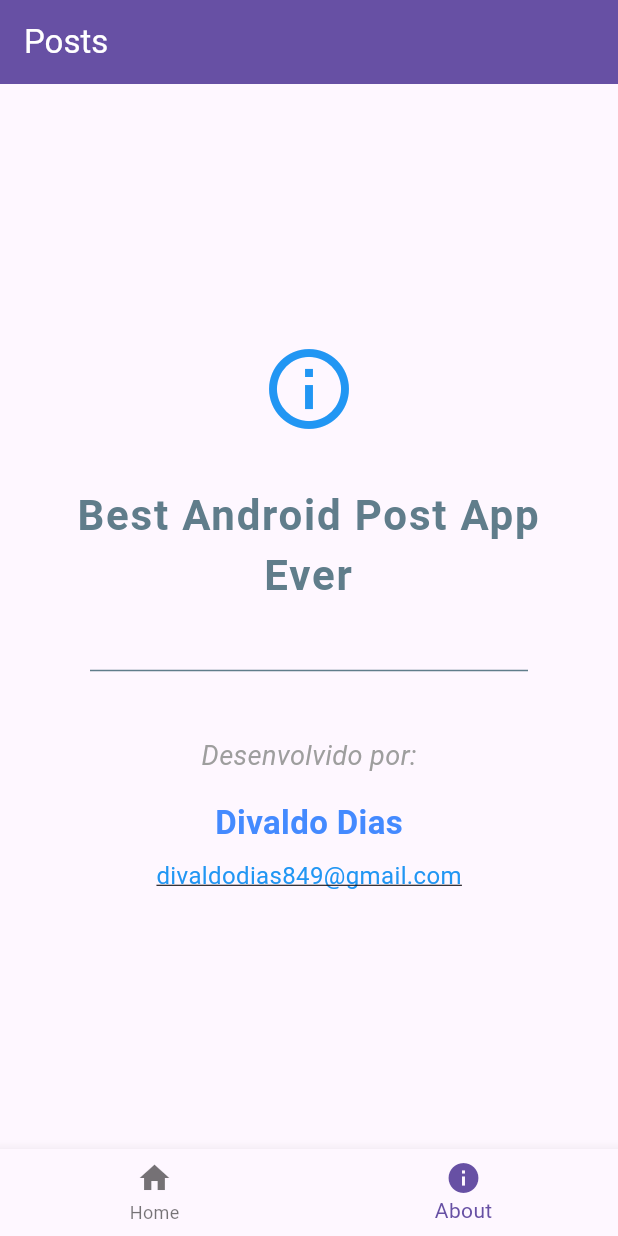
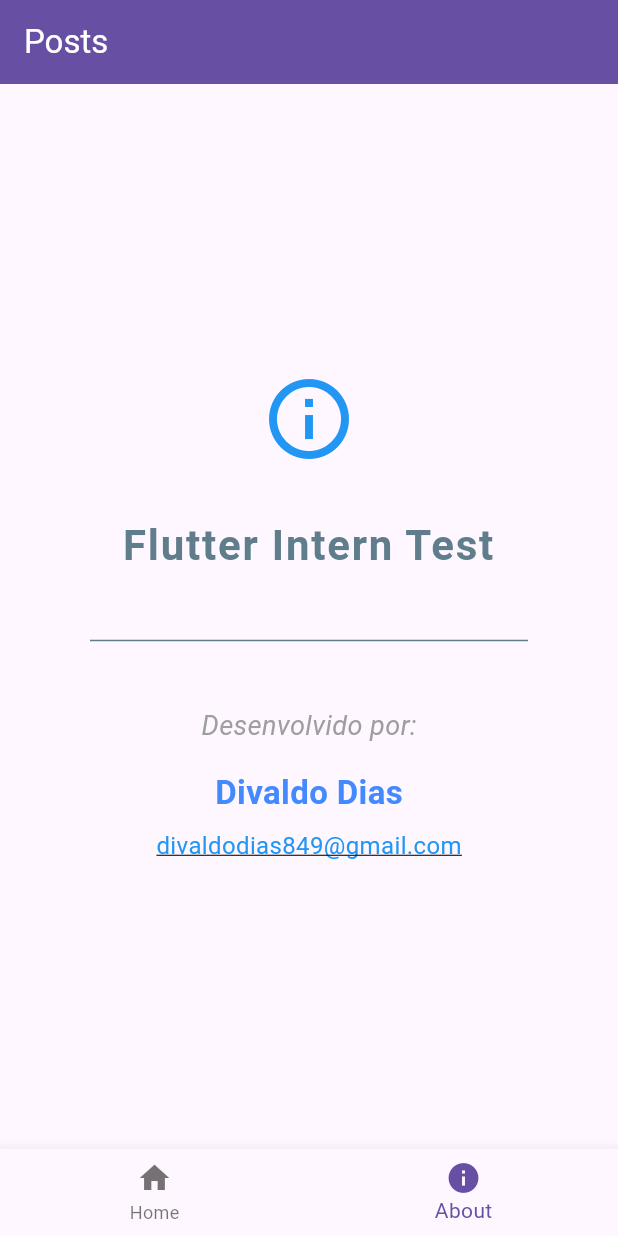
Before and after one commit to D4yz-stp/Post-App, a Flutter app: the screen it shows after launch, item 2 of the bottom bar chosen, on a phone screen of 412 x 824 dp. Run offline on Flutter 3.47's test engine with Material 3 defaults, Android fonts, the phone set to English and light mode, and no system bars.

Commit message:
Flutter Intern Test colocado no about_screen

```diff
--- a/lib/screens/about_screen.dart
+++ b/lib/screens/about_screen.dart
@@ -22,7 +22,7 @@ class AboutScreen extends StatelessWidget {
                 ),
                 const SizedBox(height: 32),
                 const Text(
-                  'Best Android Post App Ever',
+                  'Flutter Intern Test',
                   style: TextStyle(
                     fontSize: 28,
                     fontWeight: FontWeight.bold,
```
